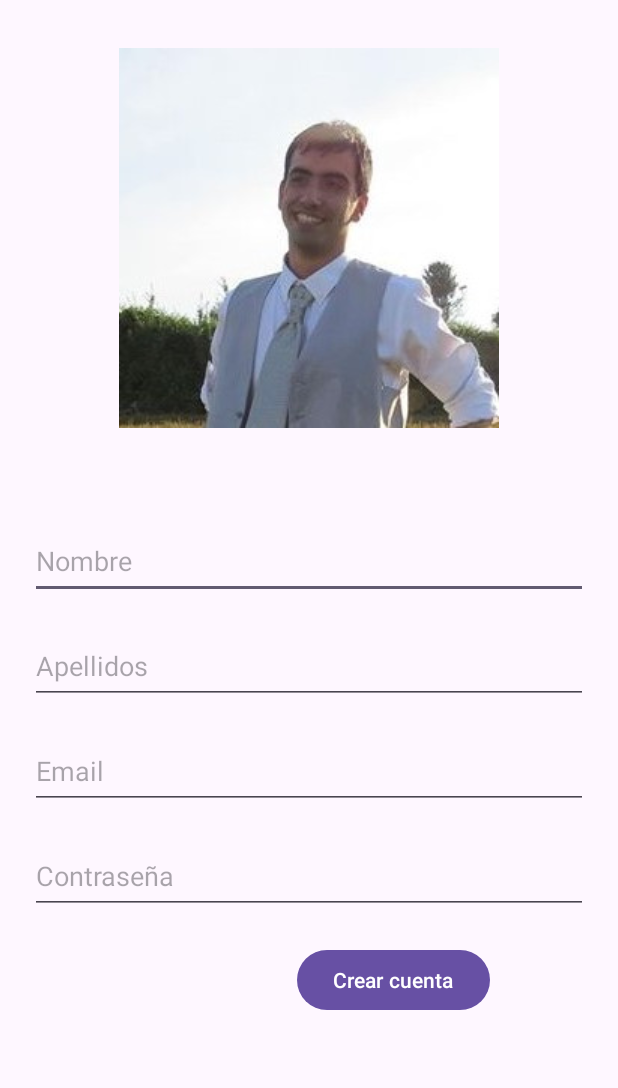
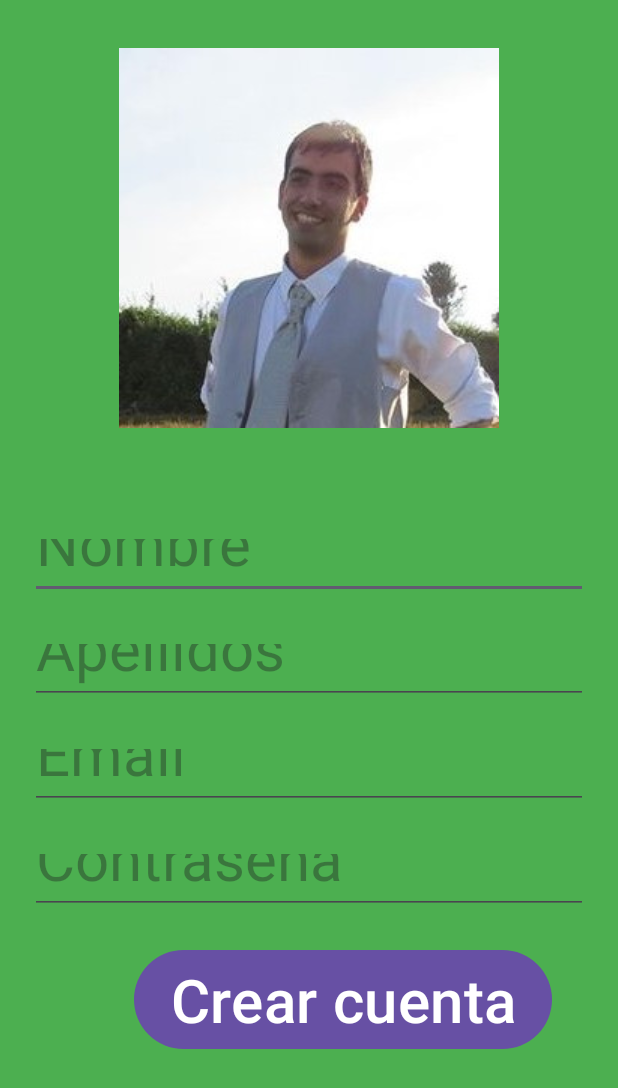
Before and after one commit to mexcat/Registro, an Android app: the screen it shows after launch (MainActivity), on a phone screen of 412 x 824 dp. Shown: the top 1088 px of the screen. Run offline under Robolectric (Android 15) with nearby library versions, the phone set to English and light mode, and no system bars.

Commit message:
- Cambios del ejercicio personal 6,1 - problemas en el color de texto desde tema

```diff
--- a/app/src/main/AndroidManifest.xml
+++ b/app/src/main/AndroidManifest.xml
@@ -10,7 +10,7 @@
         android:label="@string/app_name"
         android:roundIcon="@mipmap/ic_launcher_round"
         android:supportsRtl="true"
-        android:theme="@style/Theme.Registro"
+        android:theme="@style/Base.Theme.Registro"
         tools:targetApi="31">
         <activity
             android:name=".MainActivity"
--- a/app/src/main/res/layout/activity_main.xml
+++ b/app/src/main/res/layout/activity_main.xml
@@ -25,7 +25,6 @@
         android:layout_marginStart="20dp"
         android:layout_marginTop="64dp"
         android:layout_marginEnd="20dp"
-        android:ems="10"
         android:hint="@string/firstName"
         android:inputType="text"
         app:layout_constraintEnd_toEndOf="parent"
@@ -39,7 +38,6 @@
         android:layout_marginStart="20dp"
         android:layout_marginTop="20dp"
         android:layout_marginEnd="20dp"
-        android:ems="10"
         android:hint="@string/lastName"
         android:inputType="text"
         app:layout_constraintEnd_toEndOf="parent"
@@ -53,7 +51,6 @@
         android:layout_marginStart="20dp"
         android:layout_marginTop="20dp"
         android:layout_marginEnd="20dp"
-        android:ems="10"
         android:hint="@string/email"
         android:inputType="textEmailAddress"
         app:layout_constraintEnd_toEndOf="parent"
@@ -67,7 +64,6 @@
         android:layout_marginStart="20dp"
         android:layout_marginTop="20dp"
         android:layout_marginEnd="20dp"
-        android:ems="10"
         android:hint="@string/pass"
         android:inputType="textPassword"
         app:layout_constraintEnd_toEndOf="parent"
--- a/app/src/main/res/values/themes.xml
+++ b/app/src/main/res/values/themes.xml
@@ -1,9 +1,9 @@
 <resources xmlns:tools="http://schemas.android.com/tools">
     <!-- Base application theme. -->
     <style name="Base.Theme.Registro" parent="Theme.Material3.DayNight.NoActionBar">
-        <!-- Customize your light theme here. -->
-        <!-- <item name="colorPrimary">@color/my_light_primary</item> -->
+        <item name="android:background">#4CAF50</item>
+        <item name="android:textColor">#7700FF</item>
+        <item name="android:textSize">40sp</item>
     </style>
 
-    <style name="Theme.Registro" parent="Base.Theme.Registro" />
 </resources>
```
Also changed, not shown: app/src/main/res/values-night/themes.xml (+6 -3 lines).
